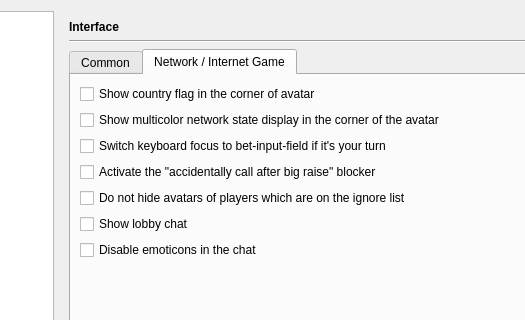
Before: the Qt Designer form src/gui/qt/settingsdialog.ui in pokerth/pokerth, drawn with Qt 5; both pictures show x 147 to 672 and y 0 to 320 of the 785 by 530 pixel window.
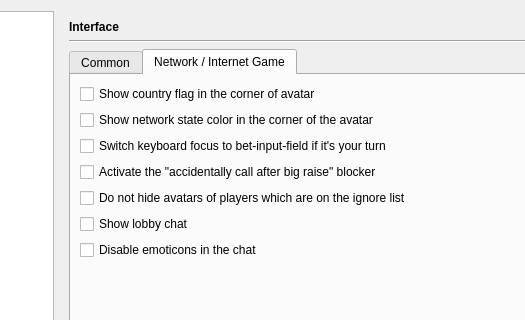
After: the same form once the commit is applied. The open tabs and pages were chosen to show the change. Icons and pictures are not drawn. Custom widgets are drawn as their Qt base class.

Commit message: fixed strings for network state display config options

```diff
--- a/src/gui/qt/settingsdialog.ui
+++ b/src/gui/qt/settingsdialog.ui
@@ -347,7 +347,7 @@
              <item row="1" column="0">
               <widget class="QCheckBox" name="checkBox_showPingStateInAvatar">
                <property name="text">
-                <string>Show multicolor network state display in the corner of the avatar</string>
+                <string>Show network state color in the corner of the avatar</string>
                </property>
               </widget>
              </item>
```
The commit also changes 1 other file.
